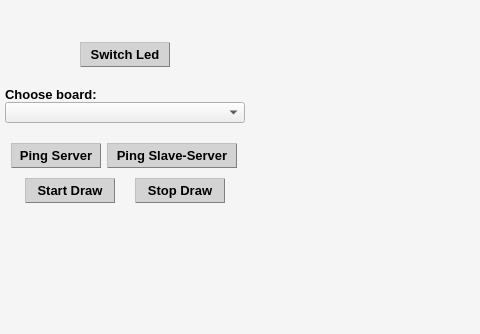
This is CLIENT/RHE_Client/rhe_widget.ui in qvinn/RHE as Qt 5 draws it before an edit; both pictures show x 0 to 480 and y 0 to 334 of the 861 by 559 pixel window. The edited form follows.
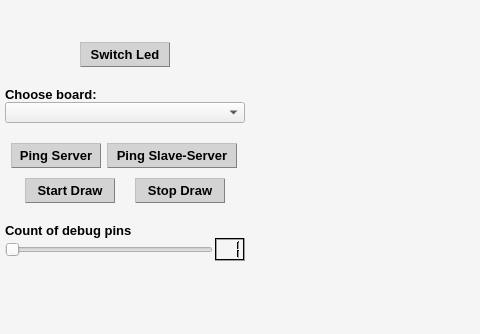
This is the edited form. Custom widgets are drawn as their Qt base class.

The edit to the form file:
```diff
--- a/CLIENT/RHE_Client/rhe_widget.ui
+++ b/CLIENT/RHE_Client/rhe_widget.ui
@@ -625,7 +625,7 @@
          </property>
          <property name="maximumSize">
           <size>
-           <width>200</width>
+           <width>240</width>
            <height>21</height>
           </size>
          </property>
@@ -1911,6 +1911,403 @@
          </item>
         </layout>
        </item>
+       <item>
+        <spacer name="verticalSpacer_6">
+         <property name="orientation">
+          <enum>Qt::Vertical</enum>
+         </property>
+         <property name="sizeType">
+          <enum>QSizePolicy::Fixed</enum>
+         </property>
+         <property name="sizeHint" stdset="0">
+          <size>
+           <width>20</width>
+           <height>20</height>
+          </size>
+         </property>
+        </spacer>
+       </item>
+       <item>
+        <widget class="QLabel" name="label_2">
+         <property name="sizePolicy">
+          <sizepolicy hsizetype="Fixed" vsizetype="Fixed">
+           <horstretch>0</horstretch>
+           <verstretch>0</verstretch>
+          </sizepolicy>
+         </property>
+         <property name="maximumSize">
+          <size>
+           <width>240</width>
+           <height>21</height>
+          </size>
+         </property>
+         <property name="font">
+          <font>
+           <family>Tahoma</family>
+           <pointsize>10</pointsize>
+           <weight>75</weight>
+           <bold>true</bold>
+          </font>
+         </property>
+         <property name="text">
+          <string>Count of debug pins</string>
+         </property>
+        </widget>
+       </item>
+       <item>
+        <layout class="QHBoxLayout" name="horizontalLayout_6">
+         <property name="spacing">
+          <number>2</number>
+         </property>
+         <item>
+          <widget class="QSlider" name="hrzntlSldr_cnt_dbg_pins">
+           <property name="sizePolicy">
+            <sizepolicy hsizetype="Fixed" vsizetype="Fixed">
+             <horstretch>0</horstretch>
+             <verstretch>0</verstretch>
+            </sizepolicy>
+           </property>
+           <property name="maximumSize">
+            <size>
+             <width>240</width>
+             <height>21</height>
+            </size>
+           </property>
+           <property name="minimum">
+            <number>1</number>
+           </property>
+           <property name="maximum">
+            <number>16</number>
+           </property>
+           <property name="pageStep">
+            <number>1</number>
+           </property>
+           <property name="value">
+            <number>1</number>
+           </property>
+           <property name="orientation">
+            <enum>Qt::Horizontal</enum>
+           </property>
+          </widget>
+         </item>
+         <item>
+          <widget class="QLCDNumber" name="lcdNmbr_cnt_dbg_pins">
+           <property name="sizePolicy">
+            <sizepolicy hsizetype="Minimum" vsizetype="Minimum">
+             <horstretch>0</horstretch>
+             <verstretch>0</verstretch>
+            </sizepolicy>
+           </property>
+           <property name="maximumSize">
+            <size>
+             <width>30</width>
+             <height>16777215</height>
+            </size>
+           </property>
+           <property name="palette">
+            <palette>
+             <active>
+              <colorrole role="Button">
+               <brush brushstyle="SolidPattern">
+                <color alpha="255">
+                 <red>0</red>
+                 <green>0</green>
+                 <blue>0</blue>
+                </color>
+               </brush>
+              </colorrole>
+              <colorrole role="Light">
+               <brush brushstyle="SolidPattern">
+                <color alpha="255">
+                 <red>0</red>
+                 <green>0</green>
+                 <blue>0</blue>
+                </color>
+               </brush>
+              </colorrole>
+              <colorrole role="Midlight">
+               <brush brushstyle="SolidPattern">
+                <color alpha="255">
+                 <red>0</red>
+                 <green>0</green>
+                 <blue>0</blue>
+                </color>
+               </brush>
+              </colorrole>
+              <colorrole role="Mid">
+               <brush brushstyle="SolidPattern">
+                <color alpha="255">
+                 <red>0</red>
+                 <green>0</green>
+                 <blue>0</blue>
+                </color>
+               </brush>
+              </colorrole>
+              <colorrole role="Text">
+               <brush brushstyle="SolidPattern">
+                <color alpha="255">
+                 <red>0</red>
+                 <green>0</green>
+                 <blue>0</blue>
+                </color>
+               </brush>
+              </colorrole>
+              <colorrole role="ButtonText">
+               <brush brushstyle="SolidPattern">
+                <color alpha="255">
+                 <red>0</red>
+                 <green>0</green>
+                 <blue>0</blue>
+                </color>
+               </brush>
+              </colorrole>
+              <colorrole role="Shadow">
+               <brush brushstyle="SolidPattern">
+                <color alpha="255">
+                 <red>0</red>
+                 <green>0</green>
+                 <blue>0</blue>
+                </color>
+               </brush>
+              </colorrole>
+              <colorrole role="HighlightedText">
+               <brush brushstyle="SolidPattern">
+                <color alpha="255">
+                 <red>0</red>
+                 <green>0</green>
+                 <blue>0</blue>
+                </color>
+               </brush>
+              </colorrole>
+              <colorrole role="ToolTipText">
+               <brush brushstyle="SolidPattern">
+                <color alpha="255">
+                 <red>0</red>
+                 <green>0</green>
+                 <blue>0</blue>
+                </color>
+               </brush>
+              </colorrole>
+              <colorrole role="PlaceholderText">
+               <brush brushstyle="SolidPattern">
+                <color alpha="128">
+                 <red>0</red>
+                 <green>0</green>
+                 <blue>0</blue>
+                </color>
+               </brush>
+              </colorrole>
+             </active>
+             <inactive>
+              <colorrole role="Button">
+               <brush brushstyle="SolidPattern">
+                <color alpha="255">
+                 <red>0</red>
+                 <green>0</green>
+                 <blue>0</blue>
+                </color>
+               </brush>
+              </colorrole>
+              <colorrole role="Light">
+               <brush brushstyle="SolidPattern">
+                <color alpha="255">
+                 <red>0</red>
+                 <green>0</green>
+                 <blue>0</blue>
+                </color>
+               </brush>
+              </colorrole>
+              <colorrole role="Midlight">
+               <brush brushstyle="SolidPattern">
+                <color alpha="255">
+                 <red>0</red>
+                 <green>0</green>
+                 <blue>0</blue>
+                </color>
+               </brush>
+              </colorrole>
+              <colorrole role="Mid">
+               <brush brushstyle="SolidPattern">
+                <color alpha="255">
+                 <red>0</red>
+                 <green>0</green>
+                 <blue>0</blue>
+                </color>
+               </brush>
+              </colorrole>
+              <colorrole role="Text">
+               <brush brushstyle="SolidPattern">
+                <color alpha="255">
+                 <red>0</red>
+                 <green>0</green>
+                 <blue>0</blue>
+                </color>
+               </brush>
+              </colorrole>
+              <colorrole role="ButtonText">
+               <brush brushstyle="SolidPattern">
+                <color alpha="255">
+                 <red>0</red>
+                 <green>0</green>
+                 <blue>0</blue>
+                </color>
+               </brush>
+              </colorrole>
+              <colorrole role="Shadow">
+               <brush brushstyle="SolidPattern">
+                <color alpha="255">
+                 <red>0</red>
+                 <green>0</green>
+                 <blue>0</blue>
+                </color>
+               </brush>
+              </colorrole>
+              <colorrole role="HighlightedText">
+               <brush brushstyle="SolidPattern">
+                <color alpha="255">
+                 <red>0</red>
+                 <green>0</green>
+                 <blue>0</blue>
+                </color>
+               </brush>
+              </colorrole>
+              <colorrole role="ToolTipText">
+               <brush brushstyle="SolidPattern">
+                <color alpha="255">
+                 <red>0</red>
+                 <green>0</green>
+                 <blue>0</blue>
+                </color>
+               </brush>
+              </colorrole>
+              <colorrole role="PlaceholderText">
+               <brush brushstyle="SolidPattern">
+                <color alpha="128">
+                 <red>0</red>
+                 <green>0</green>
+                 <blue>0</blue>
+                </color>
+               </brush>
+              </colorrole>
+             </inactive>
+             <disabled>
+              <colorrole role="Button">
+               <brush brushstyle="SolidPattern">
+                <color alpha="255">
+                 <red>0</red>
+                 <green>0</green>
+                 <blue>0</blue>
+                </color>
+               </brush>
+              </colorrole>
+              <colorrole role="Light">
+               <brush brushstyle="SolidPattern">
+                <color alpha="255">
+                 <red>0</red>
+                 <green>0</green>
+                 <blue>0</blue>
+                </color>
+               </brush>
+              </colorrole>
+              <colorrole role="Midlight">
+               <brush brushstyle="SolidPattern">
+                <color alpha="255">
+                 <red>0</red>
+                 <green>0</green>
+                 <blue>0</blue>
+                </color>
+               </brush>
+              </colorrole>
+              <colorrole role="Mid">
+               <brush brushstyle="SolidPattern">
+                <color alpha="255">
+                 <red>0</red>
+                 <green>0</green>
+                 <blue>0</blue>
+                </color>
+               </brush>
+              </colorrole>
+              <colorrole role="Text">
+               <brush brushstyle="SolidPattern">
+                <color alpha="127">
+                 <red>255</red>
+                 <green>255</green>
+                 <blue>255</blue>
+                </color>
+               </brush>
+              </colorrole>
+              <colorrole role="ButtonText">
+               <brush brushstyle="SolidPattern">
+                <color alpha="127">
+                 <red>255</red>
+                 <green>255</green>
+                 <blue>255</blue>
+                </color>
+               </brush>
+              </colorrole>
+              <colorrole role="Shadow">
+               <brush brushstyle="SolidPattern">
+                <color alpha="255">
+                 <red>0</red>
+                 <green>0</green>
+                 <blue>0</blue>
+                </color>
+               </brush>
+              </colorrole>
+              <colorrole role="HighlightedText">
+               <brush brushstyle="SolidPattern">
+                <color alpha="255">
+                 <red>0</red>
+                 <green>0</green>
+                 <blue>0</blue>
+                </color>
+               </brush>
+              </colorrole>
+              <colorrole role="ToolTipText">
+               <brush brushstyle="SolidPattern">
+                <color alpha="255">
+                 <red>0</red>
+                 <green>0</green>
+                 <blue>0</blue>
+                </color>
+               </brush>
+              </colorrole>
+              <colorrole role="PlaceholderText">
+               <brush brushstyle="SolidPattern">
+                <color alpha="128">
+                 <red>231</red>
+                 <green>231</green>
+                 <blue>231</blue>
+                </color>
+               </brush>
+              </colorrole>
+             </disabled>
+            </palette>
+           </property>
+           <property name="font">
+            <font>
+             <family>Tahoma</family>
+             <pointsize>10</pointsize>
+             <weight>75</weight>
+             <bold>true</bold>
+            </font>
+           </property>
+           <property name="smallDecimalPoint">
+            <bool>false</bool>
+           </property>
+           <property name="digitCount">
+            <number>2</number>
+           </property>
+           <property name="segmentStyle">
+            <enum>QLCDNumber::Filled</enum>
+           </property>
+           <property name="intValue" stdset="0">
+            <number>1</number>
+           </property>
+          </widget>
+         </item>
+        </layout>
+       </item>
        <item>
         <spacer name="verticalSpacer">
          <property name="orientation">
@@ -1965,22 +2362,6 @@
          </property>
         </widget>
        </item>
-       <item>
-        <widget class="QCustomPlot" name="diagram" native="true">
-         <property name="sizePolicy">
-          <sizepolicy hsizetype="Expanding" vsizetype="Expanding">
-           <horstretch>0</horstretch>
-           <verstretch>0</verstretch>
-          </sizepolicy>
-         </property>
-         <property name="minimumSize">
-          <size>
-           <width>0</width>
-           <height>110</height>
-          </size>
-         </property>
-        </widget>
-       </item>
       </layout>
      </item>
     </layout>
@@ -3161,14 +3542,6 @@
    </layout>
   </widget>
  </widget>
- <customwidgets>
-  <customwidget>
-   <class>QCustomPlot</class>
-   <extends>QWidget</extends>
-   <header location="global">qcustomplot.h</header>
-   <container>1</container>
-  </customwidget>
- </customwidgets>
  <resources/>
  <connections/>
 </ui>
```
